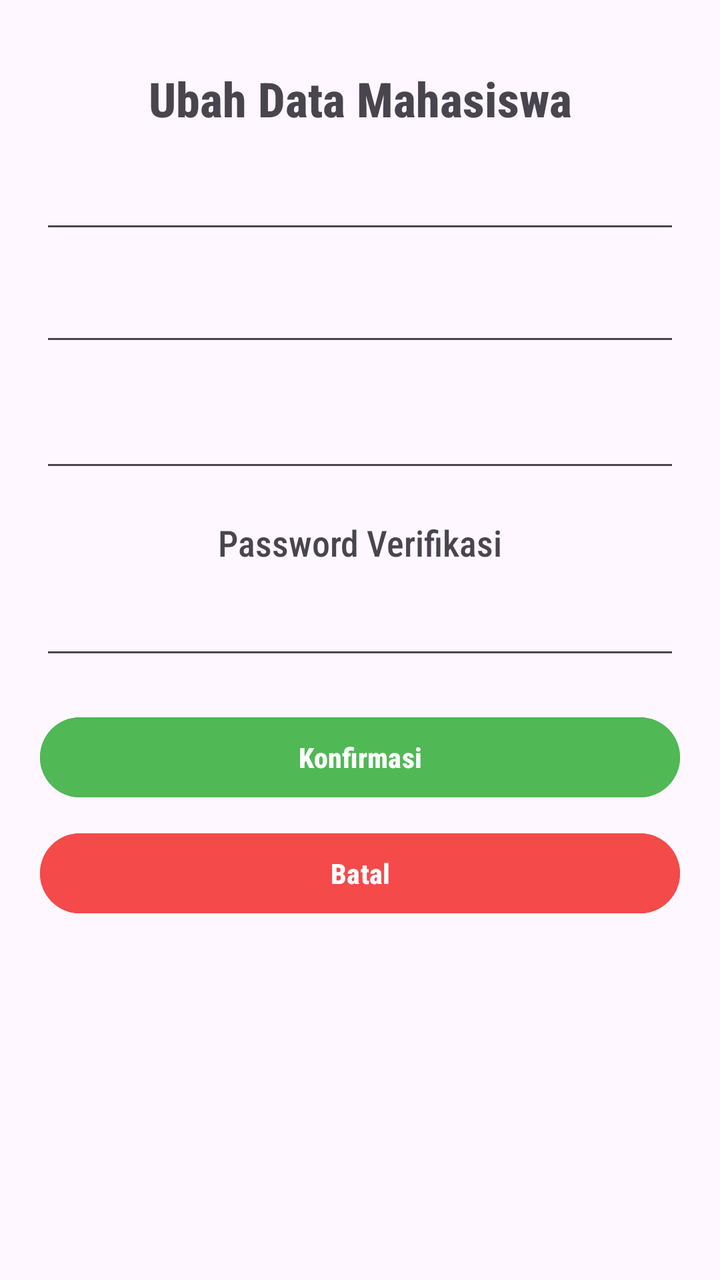
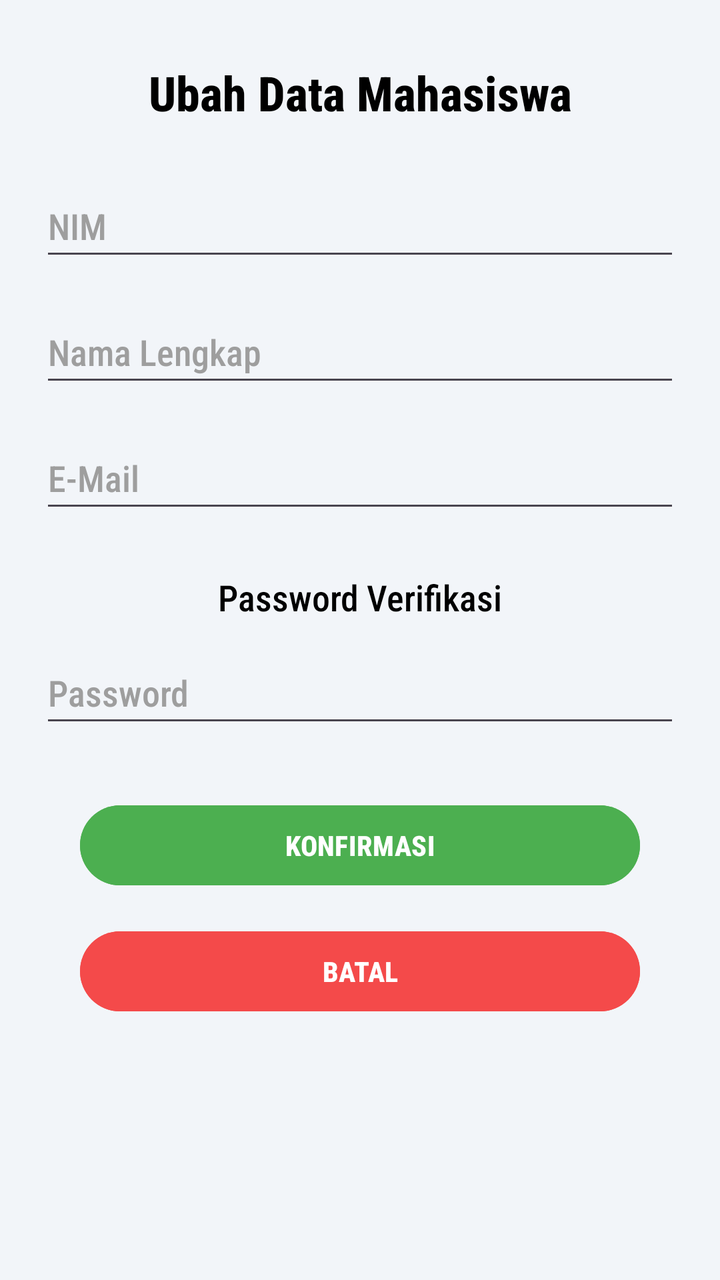

Screens rendered from an Android XML layout before and after an edit, with the pre-edit source and the edit as a unified diff.
<!-- AndroidManifest.xml: application theme Theme.PraktikumMP_G111240035_AgungSlametRiyadi -->
<!-- res/layout/activity_edit_profile.xml -->
<?xml version="1.0" encoding="utf-8"?>
<androidx.constraintlayout.widget.ConstraintLayout xmlns:android="http://schemas.android.com/apk/res/android"
    xmlns:app="http://schemas.android.com/apk/res-auto"
    xmlns:tools="http://schemas.android.com/tools"
    android:id="@+id/main"
    android:layout_width="match_parent"
    android:layout_height="match_parent"
    tools:context=".EditProfile">

    <TextView
        android:id="@+id/txtUbahProfile"
        android:layout_width="0dp"
        android:layout_height="wrap_content"
        android:layout_marginStart="20dp"
        android:layout_marginTop="33dp"
        android:layout_marginEnd="20dp"
        android:fontFamily="sans-serif-condensed-medium"
        android:text="Ubah Data Mahasiswa"
        android:textAlignment="center"
        android:textSize="24sp"
        android:textStyle="bold"
        app:layout_constraintEnd_toEndOf="parent"
        app:layout_constraintStart_toStartOf="parent"
        app:layout_constraintTop_toTopOf="parent"
        tools:ignore="MissingConstraints" />

    <EditText
        android:id="@+id/editNIM"
        android:layout_width="0dp"
        android:layout_height="wrap_content"
        android:layout_marginStart="20dp"
        android:layout_marginTop="15dp"
        android:layout_marginEnd="20dp"
        android:ems="10"
        android:fontFamily="sans-serif-condensed-medium"
        android:inputType="text"
        app:layout_constraintEnd_toEndOf="parent"
        app:layout_constraintStart_toStartOf="parent"
        app:layout_constraintTop_toBottomOf="@+id/txtUbahProfile"
        tools:ignore="SpeakableTextPresentCheck,TouchTargetSizeCheck" />

    <EditText
        android:id="@+id/editNama"
        android:layout_width="0dp"
        android:layout_height="wrap_content"
        android:layout_marginStart="20dp"
        android:layout_marginTop="15dp"
        android:layout_marginEnd="20dp"
        android:ems="10"
        android:fontFamily="sans-serif-condensed-medium"
        android:inputType="text"
        app:layout_constraintEnd_toEndOf="parent"
        app:layout_constraintStart_toStartOf="parent"
        app:layout_constraintTop_toBottomOf="@+id/editNIM"
        tools:ignore="SpeakableTextPresentCheck,TouchTargetSizeCheck" />

    <EditText
        android:id="@+id/editEmail"
        android:layout_width="0dp"
        android:layout_height="wrap_content"
        android:layout_marginStart="20dp"
        android:layout_marginTop="15dp"
        android:layout_marginEnd="20dp"
        android:ems="10"
        android:fontFamily="sans-serif-condensed-medium"
        android:inputType="text"
        android:minHeight="48dp"
        app:layout_constraintEnd_toEndOf="parent"
        app:layout_constraintStart_toStartOf="parent"
        app:layout_constraintTop_toBottomOf="@+id/editNama"
        tools:ignore="SpeakableTextPresentCheck" />

    <TextView
        android:id="@+id/txtVerifikasi"
        android:layout_width="0dp"
        android:layout_height="wrap_content"
        android:layout_marginStart="20dp"
        android:layout_marginTop="18dp"
        android:layout_marginEnd="20dp"
        android:fontFamily="sans-serif-condensed-medium"
        android:text="Password Verifikasi"
        android:textAlignment="center"
        android:textSize="18sp"
        app:layout_constraintEnd_toEndOf="parent"
        app:layout_constraintStart_toStartOf="parent"
        app:layout_constraintTop_toBottomOf="@+id/editEmail" />

    <EditText
        android:id="@+id/editPassword"
        android:layout_width="0dp"
        android:layout_height="wrap_content"
        android:layout_marginStart="20dp"
        android:layout_marginTop="10dp"
        android:layout_marginEnd="20dp"
        android:ems="10"
        android:fontFamily="sans-serif-condensed-medium"
        android:inputType="text"
        app:layout_constraintEnd_toEndOf="parent"
        app:layout_constraintStart_toStartOf="parent"
        app:layout_constraintTop_toBottomOf="@+id/txtVerifikasi"
        tools:ignore="SpeakableTextPresentCheck,TouchTargetSizeCheck" />

    <Button
        android:id="@+id/btnKonfirmasi"
        android:layout_width="0dp"
        android:layout_height="wrap_content"
        android:layout_marginStart="20dp"
        android:layout_marginTop="20dp"
        android:layout_marginEnd="20dp"
        android:backgroundTint="#50B855"
        android:fontFamily="sans-serif-condensed-medium"
        android:text="Konfirmasi"
        android:textStyle="bold"
        app:layout_constraintEnd_toEndOf="parent"
        app:layout_constraintStart_toStartOf="parent"
        app:layout_constraintTop_toBottomOf="@+id/editPassword" />

    <Button
        android:id="@+id/btnBatal"
        android:layout_width="0dp"
        android:layout_height="wrap_content"
        android:layout_marginStart="20dp"
        android:layout_marginTop="10dp"
        android:layout_marginEnd="20dp"
        android:backgroundTint="#F44A4A"
        android:fontFamily="sans-serif-condensed-medium"
        android:text="Batal"
        android:textStyle="bold"
        app:layout_constraintEnd_toEndOf="parent"
        app:layout_constraintStart_toStartOf="parent"
        app:layout_constraintTop_toBottomOf="@+id/btnKonfirmasi" />
</androidx.constraintlayout.widget.ConstraintLayout>
<!-- resources referenced by this layout -->
<resources>
  <style name="Theme.PraktikumMP_G111240035_AgungSlametRiyadi" parent="Base.Theme.PraktikumMP_G111240035_AgungSlametRiyadi" />
  <style name="Base.Theme.PraktikumMP_G111240035_AgungSlametRiyadi" parent="Theme.Material3.DayNight.NoActionBar">
          
          
      </style>
</resources>

<!-- the commit's change to res/layout/activity_edit_profile.xml (unified diff, before → after) -->
@@ -1,132 +1,153 @@
 <?xml version="1.0" encoding="utf-8"?>
-<androidx.constraintlayout.widget.ConstraintLayout xmlns:android="http://schemas.android.com/apk/res/android"
+<androidx.constraintlayout.widget.ConstraintLayout
+    xmlns:android="http://schemas.android.com/apk/res/android"
     xmlns:app="http://schemas.android.com/apk/res-auto"
     xmlns:tools="http://schemas.android.com/tools"
     android:id="@+id/main"
     android:layout_width="match_parent"
     android:layout_height="match_parent"
+    android:background="#F2F5F9"
     tools:context=".EditProfile">
 
+    
     <TextView
         android:id="@+id/txtUbahProfile"
         android:layout_width="0dp"
         android:layout_height="wrap_content"
         android:layout_marginStart="20dp"
-        android:layout_marginTop="33dp"
+        android:layout_marginTop="30dp"
         android:layout_marginEnd="20dp"
         android:fontFamily="sans-serif-condensed-medium"
         android:text="Ubah Data Mahasiswa"
         android:textAlignment="center"
+        android:textColor="#000000"
         android:textSize="24sp"
         android:textStyle="bold"
         app:layout_constraintEnd_toEndOf="parent"
         app:layout_constraintStart_toStartOf="parent"
-        app:layout_constraintTop_toTopOf="parent"
-        tools:ignore="MissingConstraints" />
+        app:layout_constraintTop_toTopOf="parent" />
 
+    
     <EditText
         android:id="@+id/editNIM"
         android:layout_width="0dp"
-        android:layout_height="wrap_content"
+        android:layout_height="48dp"
+        android:layout_marginStart="20dp"
+        android:layout_marginTop="25dp"
+        android:layout_marginEnd="20dp"
+        android:ems="10"
+        android:fontFamily="sans-serif-condensed-medium"
+        android:hint="NIM"
+        android:inputType="text"
+        android:textColor="#000000"
+        android:textColorHint="#9E9E9E"
+        app:layout_constraintTop_toBottomOf="@+id/txtUbahProfile"
+        app:layout_constraintStart_toStartOf="parent"
+        app:layout_constraintEnd_toEndOf="parent" />
+
+    
+    <EditText
+        android:id="@+id/editNama"
+        android:layout_width="0dp"
+        android:layout_height="48dp"
         android:layout_marginStart="20dp"
         android:layout_marginTop="15dp"
         android:layout_marginEnd="20dp"
         android:ems="10"
         android:fontFamily="sans-serif-condensed-medium"
+        android:hint="Nama Lengkap"
         android:inputType="text"
-        app:layout_constraintEnd_toEndOf="parent"
+        android:textColor="#000000"
+        android:textColorHint="#9E9E9E"
+        app:layout_constraintTop_toBottomOf="@+id/editNIM"
         app:layout_constraintStart_toStartOf="parent"
-        app:layout_constraintTop_toBottomOf="@+id/txtUbahProfile"
-        tools:ignore="SpeakableTextPresentCheck,TouchTargetSizeCheck" />
+        app:layout_constraintEnd_toEndOf="parent" />
 
+    
     <EditText
-        android:id="@+id/editNama"
+        android:id="@+id/editEmail"
         android:layout_width="0dp"
-        android:layout_height="wrap_content"
+        android:layout_height="48dp"
         android:layout_marginStart="20dp"
         android:layout_marginTop="15dp"
         android:layout_marginEnd="20dp"
         android:ems="10"
         android:fontFamily="sans-serif-condensed-medium"
-        android:inputType="text"
-        app:layout_constraintEnd_toEndOf="parent"
+        android:hint="E-Mail"
+        android:inputType="textEmailAddress"
+        android:textColor="#000000"
+        android:textColorHint="#9E9E9E"
+        app:layout_constraintTop_toBottomOf="@+id/editNama"
         app:layout_constraintStart_toStartOf="parent"
-        app:layout_constraintTop_toBottomOf="@+id/editNIM"
-        tools:ignore="SpeakableTextPresentCheck,TouchTargetSizeCheck" />
+        app:layout_constraintEnd_toEndOf="parent" />
 
-    <EditText
-        android:id="@+id/editEmail"
-        android:layout_width="0dp"
-        android:layout_height="wrap_content"
-        android:layout_marginStart="20dp"
-        android:layout_marginTop="15dp"
-        android:layout_marginEnd="20dp"
-        android:ems="10"
-        android:fontFamily="sans-serif-condensed-medium"
-        android:inputType="text"
-        android:minHeight="48dp"
-        app:layout_constraintEnd_toEndOf="parent"
-        app:layout_constraintStart_toStartOf="parent"
-        app:layout_constraintTop_toBottomOf="@+id/editNama"
-        tools:ignore="SpeakableTextPresentCheck" />
-
+    
     <TextView
         android:id="@+id/txtVerifikasi"
         android:layout_width="0dp"
         android:layout_height="wrap_content"
         android:layout_marginStart="20dp"
-        android:layout_marginTop="18dp"
+        android:layout_marginTop="25dp"
         android:layout_marginEnd="20dp"
         android:fontFamily="sans-serif-condensed-medium"
         android:text="Password Verifikasi"
         android:textAlignment="center"
+        android:textColor="#000000"
         android:textSize="18sp"
         app:layout_constraintEnd_toEndOf="parent"
         app:layout_constraintStart_toStartOf="parent"
         app:layout_constraintTop_toBottomOf="@+id/editEmail" />
 
+    
     <EditText
         android:id="@+id/editPassword"
         android:layout_width="0dp"
-        android:layout_height="wrap_content"
+        android:layout_height="48dp"
         android:layout_marginStart="20dp"
         android:layout_marginTop="10dp"
         android:layout_marginEnd="20dp"
         android:ems="10"
         android:fontFamily="sans-serif-condensed-medium"
-        android:inputType="text"
-        app:layout_constraintEnd_toEndOf="parent"
+        android:hint="Password"
+        android:inputType="textPassword"
+        android:textColor="#000000"
+        android:textColorHint="#9E9E9E"
+        app:layout_constraintTop_toBottomOf="@+id/txtVerifikasi"
         app:layout_constraintStart_toStartOf="parent"
-        app:layout_constraintTop_toBottomOf="@+id/txtVerifikasi"
-        tools:ignore="SpeakableTextPresentCheck,TouchTargetSizeCheck" />
+        app:layout_constraintEnd_toEndOf="parent" />
 
+    
     <Button
         android:id="@+id/btnKonfirmasi"
         android:layout_width="0dp"
         android:layout_height="wrap_content"
-        android:layout_marginStart="20dp"
-        android:layout_marginTop="20dp"
-        android:layout_marginEnd="20dp"
-        android:backgroundTint="#50B855"
+        android:layout_marginStart="40dp"
+        android:layout_marginTop="30dp"
+        android:layout_marginEnd="40dp"
+        android:backgroundTint="#4CAF50"
         android:fontFamily="sans-serif-condensed-medium"
-        android:text="Konfirmasi"
+        android:text="KONFIRMASI"
+        android:textColor="#FFFFFF"
         android:textStyle="bold"
-        app:layout_constraintEnd_toEndOf="parent"
+        app:layout_constraintTop_toBottomOf="@+id/editPassword"
         app:layout_constraintStart_toStartOf="parent"
-        app:layout_constraintTop_toBottomOf="@+id/editPassword" />
+        app:layout_constraintEnd_toEndOf="parent" />
 
+    
     <Button
         android:id="@+id/btnBatal"
         android:layout_width="0dp"
         android:layout_height="wrap_content"
-        android:layout_marginStart="20dp"
-        android:layout_marginTop="10dp"
-        android:layout_marginEnd="20dp"
+        android:layout_marginStart="40dp"
+        android:layout_marginTop="15dp"
+        android:layout_marginEnd="40dp"
         android:backgroundTint="#F44A4A"
         android:fontFamily="sans-serif-condensed-medium"
-        android:text="Batal"
+        android:text="BATAL"
+        android:textColor="#FFFFFF"
         android:textStyle="bold"
-        app:layout_constraintEnd_toEndOf="parent"
+        app:layout_constraintTop_toBottomOf="@+id/btnKonfirmasi"
         app:layout_constraintStart_toStartOf="parent"
-        app:layout_constraintTop_toBottomOf="@+id/btnKonfirmasi" />
+        app:layout_constraintEnd_toEndOf="parent" />
+
 </androidx.constraintlayout.widget.ConstraintLayout>
